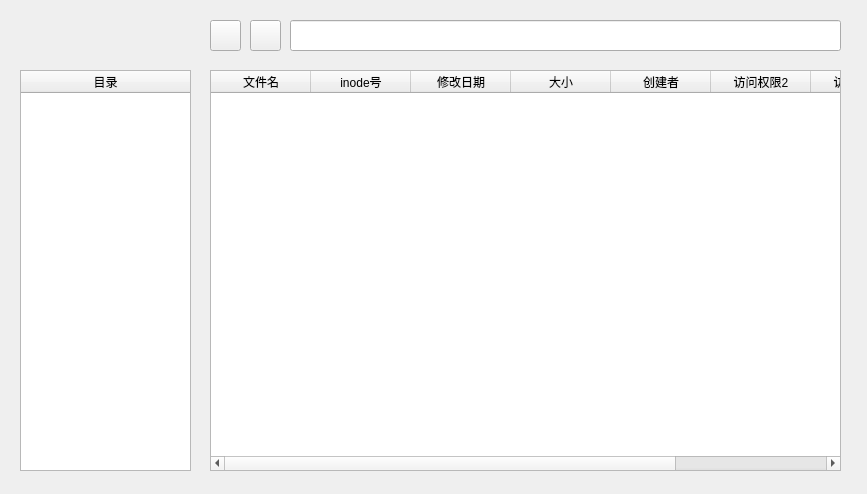
Old version of the form widget_catalog.ui in the repository puzzledsky/os-course-design.
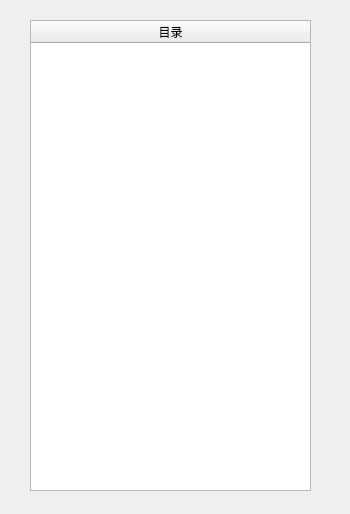
New version of the form. Icons and pictures are not drawn.

The edit to the form file:
```diff
--- a/widget_catalog.ui
+++ b/widget_catalog.ui
@@ -6,8 +6,8 @@
    <rect>
     <x>0</x>
     <y>0</y>
-    <width>867</width>
-    <height>494</height>
+    <width>350</width>
+    <height>514</height>
    </rect>
   </property>
   <property name="focusPolicy">
@@ -19,10 +19,10 @@
   <widget class="QTreeWidget" name="treeWidget">
    <property name="geometry">
     <rect>
-     <x>20</x>
-     <y>70</y>
-     <width>171</width>
-     <height>401</height>
+     <x>30</x>
+     <y>20</y>
+     <width>281</width>
+     <height>471</height>
     </rect>
    </property>
    <property name="focusPolicy">
@@ -43,110 +43,6 @@
     </property>
    </column>
   </widget>
-  <widget class="QTableWidget" name="table_file">
-   <property name="geometry">
-    <rect>
-     <x>210</x>
-     <y>70</y>
-     <width>631</width>
-     <height>401</height>
-    </rect>
-   </property>
-   <property name="focusPolicy">
-    <enum>Qt::NoFocus</enum>
-   </property>
-   <attribute name="verticalHeaderMinimumSectionSize">
-    <number>15</number>
-   </attribute>
-   <column>
-    <property name="text">
-     <string>文件名</string>
-    </property>
-   </column>
-   <column>
-    <property name="text">
-     <string>inode号</string>
-    </property>
-   </column>
-   <column>
-    <property name="text">
-     <string>修改日期</string>
-    </property>
-   </column>
-   <column>
-    <property name="text">
-     <string>大小</string>
-    </property>
-   </column>
-   <column>
-    <property name="text">
-     <string>创建者</string>
-    </property>
-   </column>
-   <column>
-    <property name="text">
-     <string>访问权限2</string>
-    </property>
-   </column>
-   <column>
-    <property name="text">
-     <string>访问权限1</string>
-    </property>
-   </column>
-   <column>
-    <property name="text">
-     <string/>
-    </property>
-   </column>
-  </widget>
-  <widget class="QLineEdit" name="lineEdit">
-   <property name="geometry">
-    <rect>
-     <x>290</x>
-     <y>20</y>
-     <width>551</width>
-     <height>31</height>
-    </rect>
-   </property>
-   <property name="focusPolicy">
-    <enum>Qt::NoFocus</enum>
-   </property>
-  </widget>
-  <widget class="QPushButton" name="pushButton">
-   <property name="geometry">
-    <rect>
-     <x>210</x>
-     <y>20</y>
-     <width>31</width>
-     <height>31</height>
-    </rect>
-   </property>
-   <property name="styleSheet">
-    <string notr="true">border-image: url(:/arrow/upward_green.ico);
-border-image: url(:/arrow/arrow_up_blue.ico);</string>
-   </property>
-   <property name="text">
-    <string/>
-   </property>
-  </widget>
-  <widget class="QPushButton" name="pushButton_2">
-   <property name="geometry">
-    <rect>
-     <x>250</x>
-     <y>20</y>
-     <width>31</width>
-     <height>31</height>
-    </rect>
-   </property>
-   <property name="styleSheet">
-    <string notr="true">
-border-image: url(:/arrow/forward_green.ico);
-border-image: url(:/arrow/arrow_right_bluet.ico);</string>
-   </property>
-   <property name="text">
-    <string/>
-   </property>
-  </widget>
  </widget>
  <tabstops>
   <tabstop>treeWidget</tabstop>
```
